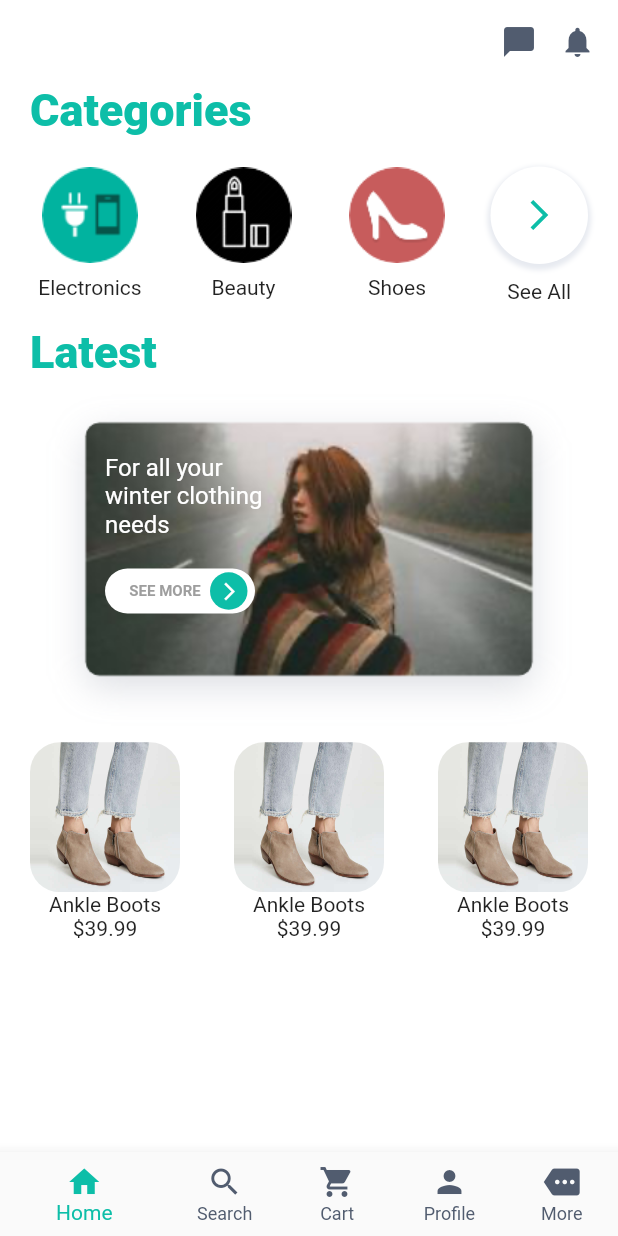
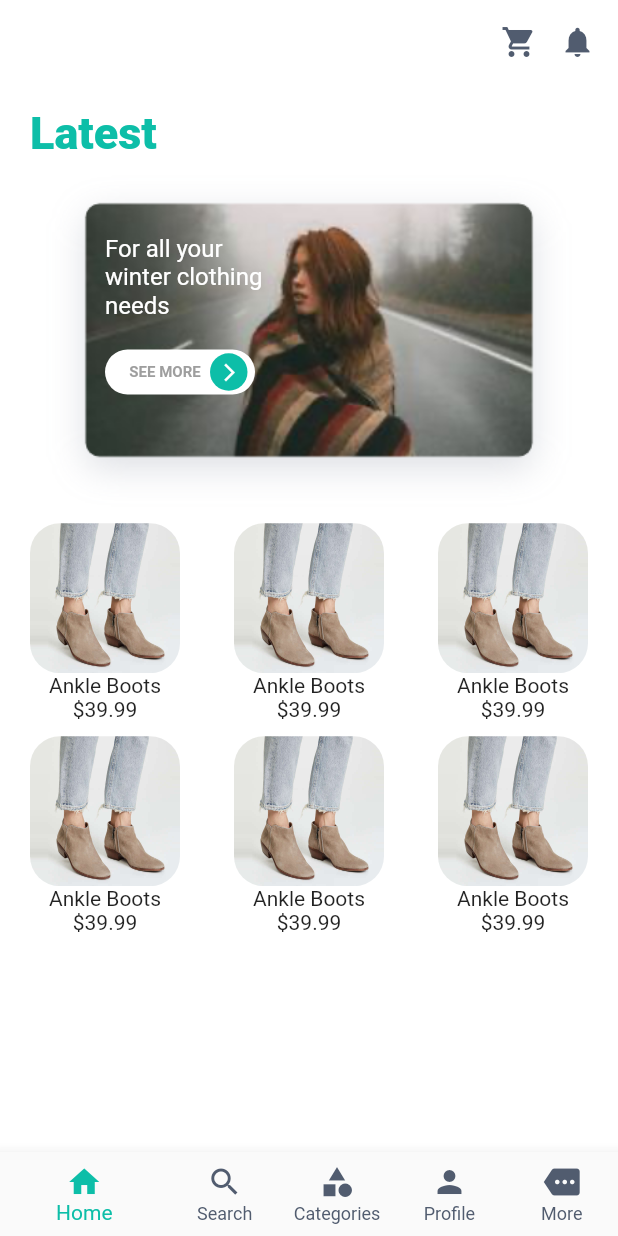
Before and after one commit to AhmedAdel94/bahaa-App, a Flutter app: the Home screen opened by its route, on a phone screen of 412 x 824 dp. Run offline on Flutter 3.47's test engine with Material 2 defaults, Android fonts, the phone set to English and light mode, and no system bars; our stand-ins replace carousel_slider, smooth_star_rating.

```diff
--- a/lib/UI/Home.dart
+++ b/lib/UI/Home.dart
@@ -17,7 +17,7 @@ class _HomeState extends State<Home> {
         backgroundColor: Colors.white,
         actions: <Widget>[
           Icon(
-            Icons.chat_bubble,
+            Icons.shopping_cart,
             color: Color(0xff515C6F),
           ),
           SizedBox(
@@ -44,11 +44,11 @@ class _HomeState extends State<Home> {
                 // SizedBox(
                 //   height: 100,
                 // ),
-                title("Categories"),
-                SizedBox(
-                  height: 10,
-                ),
-                categories(),
+                // title("Categories"),
+                // SizedBox(
+                //   height: 10,
+                // ),
+                // categories(),
                 SizedBox(
                   height: 15,
                 ),
@@ -70,93 +70,6 @@ class _HomeState extends State<Home> {
       textAlign: TextAlign.left,
       style: TextStyle(
           color: Color(0xff0dbea8), fontSize: 30, fontWeight: FontWeight.w800),
-    );
-  }
-
-  Widget categoryItem(String img, String title) {
-    return InkWell(
-      onTap: () {
-        Navigator.pushNamed(context, '/subCats');
-      },
-      child: Column(
-        children: <Widget>[
-          Container(
-            width: 80,
-            height: 80,
-            decoration: BoxDecoration(
-              shape: BoxShape.circle,
-            ),
-            child: Padding(
-              padding: const EdgeInsets.all(8.0),
-              child: Image.asset(
-                img,
-                width: 40,
-                height: 40,
-              ),
-            ),
-          ),
-          Text(title)
-        ],
-      ),
-    );
-  }
-
-  Widget categories() {
-    return Container(
-      padding: const EdgeInsets.all(0),
-      margin: EdgeInsets.all(0),
-      child: Row(
-        mainAxisAlignment: MainAxisAlignment.spaceBetween,
-        // crossAxisAlignment: CrossAxisAlignment.start,
-        children: <Widget>[
-          categoryItem("assets/images/Electronics.png", "Electronics"),
-          categoryItem("assets/images/Beauty.png", "Beauty"),
-          categoryItem("assets/images/Shoes.png", "Shoes"),
-          //categoryItem("assets/images/seeAll.png", "Shoes"),
-          seeAll()
-        ],
-      ),
-    );
-  }
-
-  Widget seeAll() {
-    return Column(
-      crossAxisAlignment: CrossAxisAlignment.center,
-      children: <Widget>[
-        SizedBox(
-          height: 10,
-        ),
-        Container(
-          width: 65,
-          height: 65,
-          decoration: BoxDecoration(
-            shape: BoxShape.circle,
-            color: Colors.white,
-            boxShadow: [
-              BoxShadow(
-                color: Color(0xFFE7EAF0),
-                blurRadius: 2.0, // has the effect of softening the shadow
-                spreadRadius: 2.0, // has the effect of extending the shadow
-                offset: Offset(
-                  0.0, // horizontal, move right 10
-                  2.0, // vertical, move down 10
-                ),
-              )
-            ],
-          ),
-          child: Padding(
-            padding: const EdgeInsets.all(8.0),
-            child: Icon(
-              Icons.arrow_forward_ios,
-              color: Color(0xff0dbea8),
-            ),
-          ),
-        ),
-        SizedBox(
-          height: 10,
-        ),
-        Text("See All")
-      ],
     );
   }
 
@@ -283,7 +196,9 @@ class _HomeState extends State<Home> {
     return Container(
       padding: const EdgeInsets.all(0),
       margin: EdgeInsets.all(0),
-      child: Row(
+      child: Column(
+        children: <Widget>[
+          Row(
             mainAxisAlignment: MainAxisAlignment.spaceBetween,
             // crossAxisAlignment: CrossAxisAlignment.start,
             children: <Widget>[
@@ -301,6 +216,27 @@ class _HomeState extends State<Home> {
                   price: "\$39.99"),
             ],
           ),
+          SizedBox(height: 10,),
+          Row(
+            mainAxisAlignment: MainAxisAlignment.spaceBetween,
+            // crossAxisAlignment: CrossAxisAlignment.start,
+            children: <Widget>[
+              item(
+                  img: 'assets/images/boots.jpg',
+                  title: "Ankle Boots",
+                  price: "\$39.99"),
+              item(
+                  img: 'assets/images/boots.jpg',
+                  title: "Ankle Boots",
+                  price: "\$39.99"),
+              item(
+                  img: 'assets/images/boots.jpg',
+                  title: "Ankle Boots",
+                  price: "\$39.99"),
+            ],
+          ),
+        ],
+      ),
     );
   }
 }
--- a/lib/myapp.dart
+++ b/lib/myapp.dart
@@ -1,3 +1,4 @@
+import 'package:bahaa2/UI/Categories.dart';
 import 'package:bahaa2/UI/Details.dart';
 import 'package:bahaa2/UI/Home.dart';
 import 'package:bahaa2/UI/SubCategories.dart';
@@ -36,6 +37,7 @@ class _MyAppState extends State<MyApp> {
         '/details': (BuildContext context) => Details(),
         '/subCats':(BuildContext context) => SubCategories(),
         '/lapTops':(BuildContext context) => Laptops(),
+        '/categories':(BuildContext context) => Categories(),
       }
     );
   }
```
Also changed, not shown: lib/UI/Categories.dart (added, +110 -0 lines), lib/UI/bottomMenu.dart (+27 -3 lines). Lines whose indentation alone changed are shown as unchanged.
